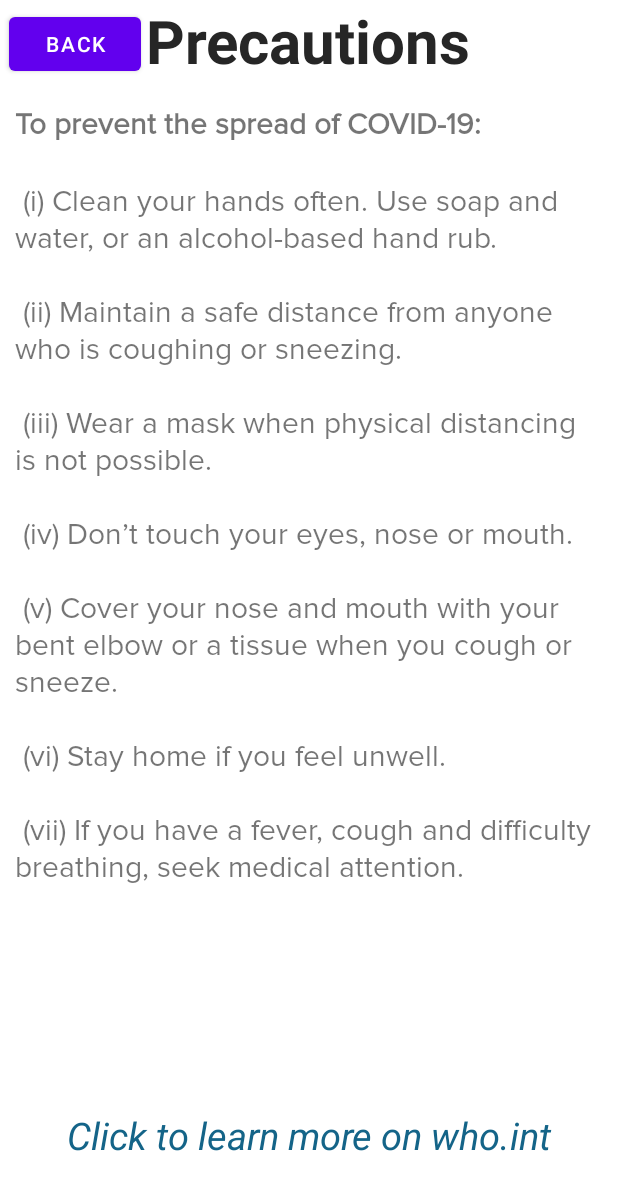
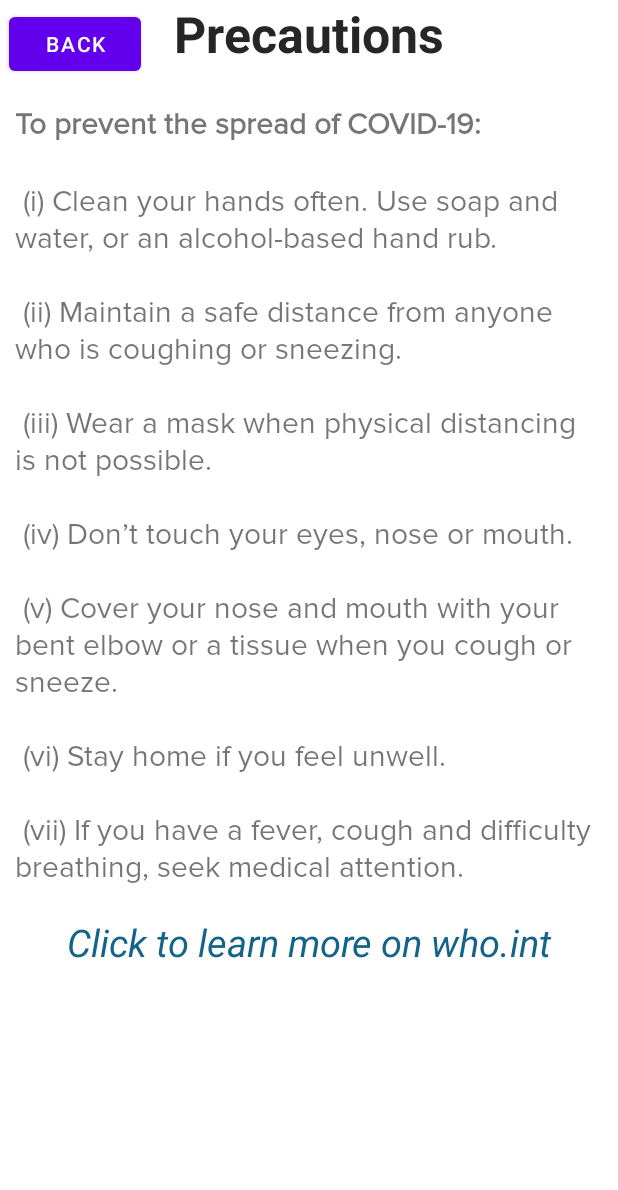
Before and after one commit to Bisht13/COVID-19-India, an Android app: the PrecautionsActivity screen opened directly, with no data from a screen before it, on a phone screen of 412 x 824 dp. Shown: the top 1190 px of the screen. Run offline under Robolectric (Android 15) with nearby library versions, the phone set to English and light mode, and no system bars; network calls fail.

Commit message:
App complete

```diff
--- a/app/src/main/java/com/adityabisht/covid_19india/SplashActivity.java
+++ b/app/src/main/java/com/adityabisht/covid_19india/SplashActivity.java
@@ -8,8 +8,7 @@ import android.os.Handler;
 import android.widget.Space;
 
 public class SplashActivity extends AppCompatActivity {
-    private static int SPLASH_TIME_OUT = 3000;
-
+    private static int SPLASH_TIME_OUT = 2000;
     @Override
     protected void onCreate(Bundle savedInstanceState) {
         super.onCreate(savedInstanceState);
--- a/app/src/main/java/com/adityabisht/covid_19india/TesterActivity.java
+++ b/app/src/main/java/com/adityabisht/covid_19india/TesterActivity.java
@@ -241,7 +241,7 @@ public class TesterActivity extends AppCompatActivity {
             public void onClick(View view) {
                 if(nota1.isChecked() && nota2.isChecked() && no.isChecked() && nota3.isChecked()){
                     result.setText(R.string.low_risk);
-                }else if (cough.isChecked() || fever.isChecked() || difficulty_in_breathing.isChecked() || loss_of_senses.isChecked() || diabetes.isChecked() || hypertension.isChecked() || lung_disease.isChecked() || heart_disease.isChecked() || kidney_disorder.isChecked() || recently_interacted.isChecked() || healthcare_worker.isChecked()){
+                }else if (cough.isChecked() || fever.isChecked() || difficulty_in_breathing.isChecked() || loss_of_senses.isChecked() || diabetes.isChecked() || hypertension.isChecked() || lung_disease.isChecked() || heart_disease.isChecked() || kidney_disorder.isChecked() || recently_interacted.isChecked() || healthcare_worker.isChecked() || yes.isChecked()){
                     result.setText(R.string.high_risk);
                 }else{
                     result.setText(R.string.not_answered);
--- a/app/src/main/res/layout/activity_precautions.xml
+++ b/app/src/main/res/layout/activity_precautions.xml
@@ -1,10 +1,16 @@
 <?xml version="1.0" encoding="utf-8"?>
-<RelativeLayout xmlns:android="http://schemas.android.com/apk/res/android"
+<androidx.core.widget.NestedScrollView xmlns:android="http://schemas.android.com/apk/res/android"
     xmlns:app="http://schemas.android.com/apk/res-auto"
     xmlns:tools="http://schemas.android.com/tools"
     android:layout_width="match_parent"
     android:layout_height="match_parent"
+    android:orientation="vertical"
+    android:fillViewport="true"
+    app:layout_behavior="@string/appbar_scrolling_view_behavior"
     tools:context=".PrecautionsActivity">
+    <RelativeLayout
+        android:layout_width="match_parent"
+        android:layout_height="match_parent">
 
         <Button
             android:id="@+id/backbutton"
@@ -19,7 +25,7 @@
             android:layout_height="wrap_content"
             android:text="Precautions"
             android:layout_centerHorizontal="true"
-        android:textSize="40sp"
+            android:textSize="33sp"
             android:textStyle="bold"
             android:textColor="@color/colorTextTitle"/>
 
@@ -38,14 +44,15 @@
             android:id="@+id/link"
             android:layout_width="match_parent"
             android:layout_height="wrap_content"
-        android:layout_alignParentBottom="true"
-        android:layout_marginBottom="50dp"
+            android:layout_below="@+id/precautionscontent"
+            android:layout_marginBottom="20dp"
             android:gravity="center_horizontal"
             android:paddingHorizontal="10dp"
-        android:paddingTop="15dp"
+            android:paddingTop="20dp"
             android:text="Click to learn more on who.int"
             android:textSize="25sp"
             android:textStyle="italic"
             android:textColor="@color/tabBackground"
             android:clickable="true"/>
     </RelativeLayout>
+</androidx.core.widget.NestedScrollView>
--- a/app/src/main/res/values/colors.xml
+++ b/app/src/main/res/values/colors.xml
@@ -1,7 +1,7 @@
 <?xml version="1.0" encoding="utf-8"?>
 <resources>
     <color name="colorPrimary">#6200EE</color>
-    <color name="colorPrimaryDark">#3700B3</color>
+    <color name="colorPrimaryDark">#009688</color>
     <color name="colorAccent">#03DAC5</color>
     <color name="tabBackground">#146488</color>
     <color name="heading">#FFFFFF</color>
--- a/app/src/main/res/values/strings.xml
+++ b/app/src/main/res/values/strings.xml
@@ -1,8 +1,8 @@
 <resources>
     <string name="app_name">COVID-19 India</string>
-    <string name="news">\n News \n</string>
-    <string name="precautions">\n Precautions \n</string>
-    <string name="tester">\n Tester \n</string>
+    <string name="news">News</string>
+    <string name="precautions">Precautions</string>
+    <string name="tester">Tester</string>
     <string name="precautionsText"><b>To prevent the spread of COVID-19:</b>\n\n
         (i)     Clean your hands often. Use soap and water, or an alcohol-based hand rub.\n\n
         (ii)    Maintain a safe distance from anyone who is coughing or sneezing.\n\n
```
Also changed, not shown: app/src/main/AndroidManifest.xml (+12 -6 lines), app/src/main/res/layout/activity_main.xml (+6 -3 lines), app/src/main/res/layout/data_india.xml (+22 -13 lines), app/src/main/res/layout/data_world.xml (+8 -5 lines). Lines whose indentation alone changed are shown as unchanged.
